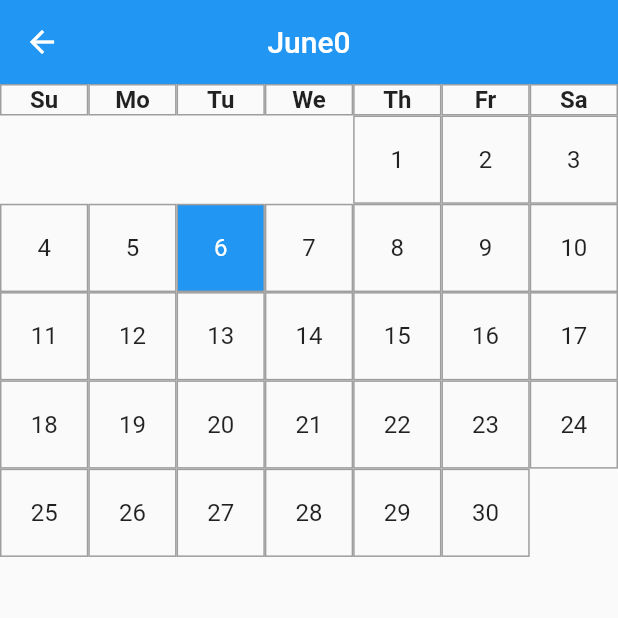
After one commit to nqminh2417/flutter_practice, a Flutter app: the CalendarScreen screen opened directly, on a phone screen of 412 x 824 dp, the top half of it. The commit adds this screen. Run offline on Flutter 3.47's test engine with Material 2 defaults, Android fonts, the phone set to English and light mode, and no system bars; our stand-ins replace cloud_firestore, firebase_auth, firebase_core, flutter_html; missing offline and left inert: moment_dart; accounts and stored records are empty.

Commit message:
add calendar screen, fix side menu

```diff
--- a/lib/models/menu_item.dart
+++ b/lib/models/menu_item.dart
@@ -1,76 +1,197 @@
 // ignore_for_file: public_member_api_docs, sort_constructors_first
+
+// class MenuItem {
+//   final String title;
+//   final String route;
+//   final IconData? icon;
+
+//   MenuItem({
+//     required this.title,
+//     required this.route,
+//     required this.icon,
+//   });
+
+//   MenuItem copyWith({
+//     String? title,
+//     String? route,
+//     IconData? icon,
+//   }) {
+//     return MenuItem(
+//       title: title ?? this.title,
+//       route: route ?? this.route,
+//       icon: icon ?? this.icon,
+//     );
+//   }
+
+//   Map<String, dynamic> toMap() {
+//     return <String, dynamic>{
+//       'title': title,
+//       'route': route,
+//       'icon': icon?.codePoint,
+//     };
+//   }
+
+//   factory MenuItem.fromMap(Map<String, dynamic> map) {
+//     return MenuItem(
+//       title: map['title'] as String,
+//       route: map['route'] as String,
+//       icon: map['icon'] != null ? IconData(map['icon'] as int, fontFamily: 'MaterialIcons') : null,
+//     );
+//   }
+
+//   String toJson() => json.encode(toMap());
+
+//   factory MenuItem.fromJson(String source) => MenuItem.fromMap(json.decode(source) as Map<String, dynamic>);
+
+//   @override
+//   String toString() => 'MenuItem(title: $title, route: $route, icon: $icon)';
+
+//   @override
+//   bool operator ==(covariant MenuItem other) {
+//     if (identical(this, other)) return true;
+
+//     return
+//       other.title == title &&
+//       other.route == route &&
+//       other.icon == icon;
+//   }
+
+//   @override
+//   int get hashCode => title.hashCode ^ route.hashCode ^ icon.hashCode;
+// }
+
 import 'dart:convert';
 
 import 'package:flutter/material.dart';
 
 class MenuItem {
+  final String description;
+  final String docId;
+  final IconData? icon;
+  late final bool isParent;
+  final int orderId;
+  final String parentId;
+  final String route;
   final String title;
-  final String route;
-  final IconData? icon;
+  bool isExpanded;
 
   MenuItem({
+    required this.description,
+    required this.docId,
+    required this.icon,
+    required this.isParent,
+    required this.orderId,
+    required this.parentId,
+    required this.route,
     required this.title,
-    required this.route,
-    required this.icon,
+    this.isExpanded = true,
   });
 
   MenuItem copyWith({
+    String? description,
+    String? docId,
+    IconData? icon,
+    bool? isParent,
+    int? orderId,
+    String? parentId,
+    String? route,
     String? title,
-    String? route,
-    IconData? icon,
   }) {
     return MenuItem(
+      description: description ?? this.description,
+      docId: docId ?? this.docId,
+      icon: icon ?? this.icon,
+      isParent: isParent ?? this.isParent,
+      orderId: orderId ?? this.orderId,
+      parentId: parentId ?? this.parentId,
+      route: route ?? this.route,
       title: title ?? this.title,
-      route: route ?? this.route,
-      icon: icon ?? this.icon,
     );
   }
 
   Map<String, dynamic> toMap() {
     return <String, dynamic>{
+      'description': description,
+      'docId': docId,
+      'icon': icon?.codePoint,
+      'isParent': isParent,
+      'orderId': orderId,
+      'parentId': parentId,
+      'route': route,
       'title': title,
-      'route': route,
-      'icon': icon?.codePoint,
     };
   }
 
   factory MenuItem.fromMap(Map<String, dynamic> map) {
     return MenuItem(
+      description: map['description'] as String,
+      docId: map['docId'] as String,
+      icon: map['icon'] != null
+          ? IconData(map['icon'] as int, fontFamily: 'MaterialIcons')
+          : null,
+      isParent: map['isParent'] as bool,
+      orderId: map['orderId'] as int,
+      parentId: map['parentId'] as String,
+      route: map['route'] as String,
       title: map['title'] as String,
-      route: map['route'] as String,
-      icon: map['icon'] != null ? IconData(map['icon'] as int, fontFamily: 'MaterialIcons') : null,
     );
   }
 
   String toJson() => json.encode(toMap());
 
-  factory MenuItem.fromJson(String source) => MenuItem.fromMap(json.decode(source) as Map<String, dynamic>);
+  factory MenuItem.fromJson(String source) =>
+      MenuItem.fromMap(json.decode(source) as Map<String, dynamic>);
 
   @override
-  String toString() => 'MenuItem(title: $title, route: $route, icon: $icon)';
+  String toString() {
+    return 'MenuItem(description: $description, docId: $docId, icon: $icon, isParent: $isParent, orderId: $orderId, parentId: $parentId, route: $route, title: $title)';
+  }
 
   @override
   bool operator ==(covariant MenuItem other) {
     if (identical(this, other)) return true;
 
-    return
-      other.title == title &&
-      other.route == route &&
-      other.icon == icon;
+    return other.description == description &&
+        other.docId == docId &&
+        other.icon == icon &&
+        other.isParent == isParent &&
+        other.orderId == orderId &&
+        other.parentId == parentId &&
+        other.route == route &&
+        other.title == title;
   }
 
   @override
-  int get hashCode => title.hashCode ^ route.hashCode ^ icon.hashCode;
+  int get hashCode {
+    return description.hashCode ^
+        docId.hashCode ^
+        icon.hashCode ^
+        isParent.hashCode ^
+        orderId.hashCode ^
+        parentId.hashCode ^
+        route.hashCode ^
+        title.hashCode;
+  }
 }
 
 // class MenuItem {
+//   final String description;
+//   final String docId;
+//   final IconData? icon;
+//   final bool isParent;
+//   final int orderId;
+//   final String parentId;
+//   final String route;
 //   final String title;
-//   final String route;
-//   final IconData? iconData;
 
 //   MenuItem({
+//     required this.description,
+//     required this.docId,
+//     required this.icon,
+//     required this.isParent,
+//     required this.orderId,
+//     required this.parentId,
+//     required this.route,
 //     required this.title,
-//     required this.route,
-//     required this.iconData,
 //   });
 // }
--- /dev/null
+++ b/lib/screens/calendar_screen.dart
@@ -0,0 +1,154 @@
+import 'package:flutter/material.dart';
+import 'package:intl/intl.dart';
+
+class CalendarScreen extends StatefulWidget {
+  const CalendarScreen({super.key});
+
+  @override
+  State<CalendarScreen> createState() => _CalendarScreenState();
+}
+
+class _CalendarScreenState extends State<CalendarScreen> {
+  late PageController _pageController;
+  int _currentMonthIndex = 0;
+  final List<String> dayHeaders = ['Su', 'Mo', 'Tu', 'We', 'Th', 'Fr', 'Sa'];
+
+  final DateTime curDate = DateTime.now();
+
+  final String curMonth = DateFormat('MMMM').format(DateTime.now());
+
+  @override
+  void initState() {
+    super.initState();
+    _pageController = PageController(initialPage: _currentMonthIndex);
+  }
+
+  @override
+  void dispose() {
+    _pageController.dispose();
+    super.dispose();
+  }
+
+  void _incrementMonth() {
+    setState(() {
+      _currentMonthIndex++;
+    });
+  }
+
+  void _decrementMonth() {
+    setState(() {
+      _currentMonthIndex--;
+    });
+  }
+
+  @override
+  Widget build(BuildContext context) {
+    final daysInMonth = DateTime(curDate.year, curDate.month + 1, 0).day;
+    final firstDayOfWeek = DateTime(curDate.year, curDate.month, 1).weekday;
+
+    return Scaffold(
+      appBar: AppBar(
+        centerTitle: true,
+        title: Text("$curMonth$_currentMonthIndex"),
+      ),
+      body: GestureDetector(
+        onHorizontalDragEnd: (details) {
+          if (details.primaryVelocity! < 0) {
+            // Swiped left
+            _incrementMonth();
+          } else if (details.primaryVelocity! > 0) {
+            // Swiped right
+            _decrementMonth();
+          }
+        },
+        child: PageView.builder(
+            controller: _pageController,
+            onPageChanged: (index) {
+              setState(() {
+                _currentMonthIndex = index;
+              });
+            },
+            itemBuilder: (context, index) {
+              return Column(
+                children: [
+                  Row(
+                    children: List.generate(
+                      7,
+                      (index) => Expanded(
+                        child: Container(
+                          decoration: BoxDecoration(
+                            border: Border.all(color: Colors.grey),
+                          ),
+                          child: Center(
+                            child: Text(
+                              dayHeaders[index],
+                              style: const TextStyle(
+                                  fontSize: 16, fontWeight: FontWeight.bold),
+                            ),
+                          ),
+                        ),
+                      ),
+                    ),
+                  ),
+                  Expanded(
+                    child: GridView.builder(
+                      itemCount: daysInMonth +
+                          firstDayOfWeek, // Number of days in the month
+                      gridDelegate:
+                          const SliverGridDelegateWithFixedCrossAxisCount(
+                        crossAxisCount: 7, // Number of columns (7 for a week)
+                      ),
+                      itemBuilder: (context, index) {
+                        if (index < firstDayOfWeek) {
+                          // Display empty cells for days before the first day of the month
+                          return Container();
+                        } else {
+                          final dayOfMonth = index - firstDayOfWeek + 1;
+                          final date =
+                              DateTime(curDate.year, curDate.month, dayOfMonth);
+
+                          return Container(
+                            decoration: BoxDecoration(
+                              border: Border.all(color: Colors.grey),
+                              color: isSameDate(date, curDate)
+                                  ? Colors.blue
+                                  : null,
+                            ),
+                            child: Column(
+                              mainAxisAlignment: MainAxisAlignment.center,
+                              children: [
+                                // Text(
+                                //   DateFormat('E')
+                                //       .format(date), // Display the day of the week
+                                //   style: const TextStyle(fontSize: 14),
+                                // ),
+                                // const SizedBox(height: 4),
+                                Text(
+                                  dayOfMonth
+                                      .toString(), // Display the day of the month
+                                  style: TextStyle(
+                                    fontSize: 16,
+                                    color: isSameDate(date, curDate)
+                                        ? Colors.white
+                                        : null,
+                                  ),
+                                ),
+                              ],
+                            ),
+                          );
+                        }
+                      },
+                    ),
+                  ),
+                ],
+              );
+            }),
+      ),
+    );
+  }
+
+  bool isSameDate(DateTime date, DateTime curDate) {
+    return DateFormat('yyyy-MM-dd').format(date) ==
+        DateFormat('yyyy-MM-dd').format(curDate);
+  }
+}
--- a/lib/screens/home_screen.dart
+++ b/lib/screens/home_screen.dart
@@ -2,6 +2,7 @@ import 'package:flutter/material.dart';
 import 'package:flutter_practice/screens/test_screen.dart';
 import 'package:flutter_practice/utils/color_utils.dart';
 import '../widgets/side_menu.dart';
+import 'calendar_screen.dart';
 import 'clock_screen.dart';
 import 'summertime_saga_screen.dart';
 
@@ -21,6 +22,10 @@ class _HomeScreenState extends State<HomeScreen> {
     {
       'route': const SummertimeSagaScreen(),
       'title': 'Summertime Saga',
+    },
+    {
+      'route': const CalendarScreen(),
+      'title': 'Calendar Screen',
     },
     {
       'route': const TestScreen(),
--- a/pubspec.yaml
+++ b/pubspec.yaml
@@ -43,6 +43,7 @@ dependencies:
   flutter_html: ^2.2.1
   moment_dart: ^0.17.4
   provider: ^6.0.5
+  intl: ^0.18.1
 
 dev_dependencies:
   flutter_test:
```
Also changed, not shown: lib/screens/settings_screen.dart (+38 -4 lines), lib/services/firebase_service.dart (+80 -16 lines), lib/widgets/side_menu.dart (+50 -51 lines), pubspec.lock.
